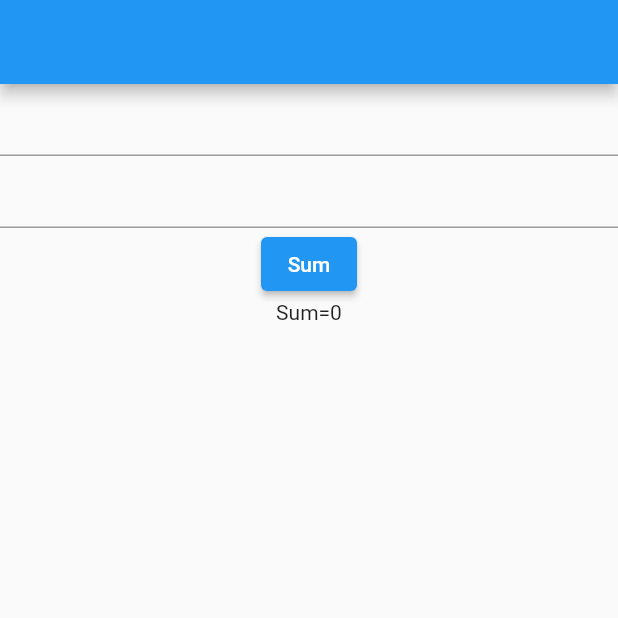
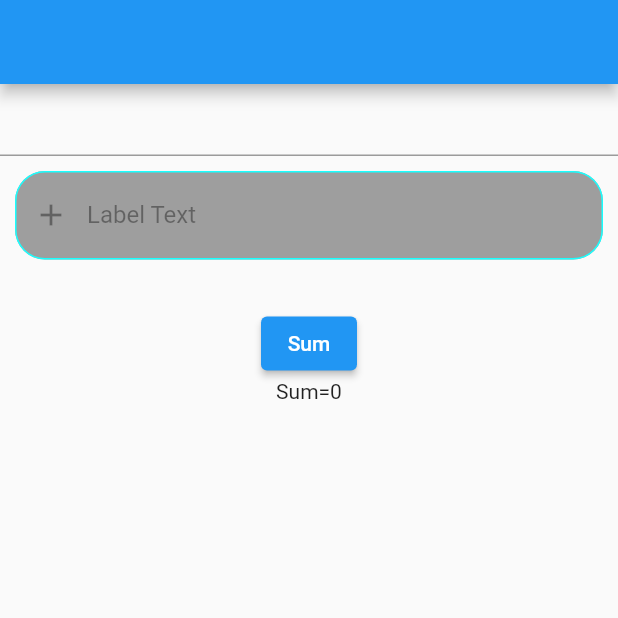
Before and after one commit to creativemultimedia/tanvihemali, a Flutter app: the test screen opened directly, on a phone screen of 412 x 824 dp, the top half of it. Run offline on Flutter 3.47's test engine with Material 2 defaults, Android fonts, the light colour scheme and no system bars.

Commit message:
Initial commit

```diff
--- a/lib/textfield.dart
+++ b/lib/textfield.dart
@@ -24,8 +24,53 @@ class _testState extends State<test> {
         appBar: AppBar(),
         body:Column(
           children: [
-            TextField(controller: t1,),
-            TextField(controller: t2,),
+            TextField(controller: t1,
+            keyboardType: TextInputType.number),
+            Container(
+              margin: EdgeInsets.all(10),
+              child: TextField(controller: t2,
+                // maxLines: 5,
+                // minLines: 2,
+              decoration: InputDecoration(
+                fillColor: Colors.grey,
+                filled: true,
+                labelText: "Label Text",
+                hintText: "Hint text",
+                counterText: "counter",
+                helperText: "Helper",
+                // errorText: "null",
+                // prefixText: "prefix",
+                suffixText: "suffix",
+                prefix: Text("P"),
+                enabled: false,
+                prefixIcon: Icon(Icons.add),
+                  //error with focus
+                  focusedErrorBorder: OutlineInputBorder(
+                      borderSide: BorderSide(color: Colors.orange),
+                      borderRadius: BorderRadius.circular(20)
+                  ),
+                //error
+                  errorBorder: OutlineInputBorder(
+                      borderSide: BorderSide(color: Colors.pink,),
+                      borderRadius: BorderRadius.circular(20)
+                  ),
+                //click kre pchi
+                focusedBorder: OutlineInputBorder(
+                  borderSide: BorderSide(color: Colors.yellow),
+                  borderRadius: BorderRadius.circular(20)
+                ),
+                  //default
+                  enabledBorder: OutlineInputBorder(
+                      borderSide: BorderSide(color: Colors.green),
+                      borderRadius: BorderRadius.circular(20)
+                  ),
+                disabledBorder: OutlineInputBorder(
+                    borderSide: BorderSide(color: Colors.cyanAccent),
+                    borderRadius: BorderRadius.circular(20)
+                ),
+              ),
+              keyboardType: TextInputType.multiline,),
+            ),
             ElevatedButton(onPressed: () {
               String a=t1.text;
               String b=t2.text;
@@ -45,6 +90,7 @@ class _testState extends State<test> {
 }
 
 
+
 /*
 stateless-static-stl
 stateful-dynamic-change-stf
```
